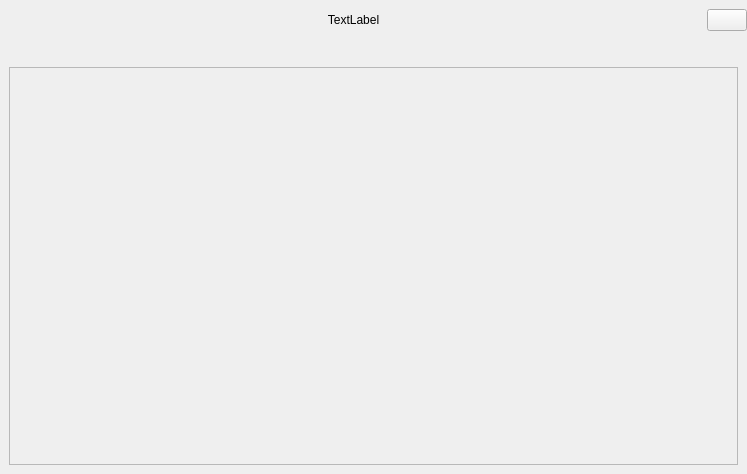
Above: src/gui/NinjamRoomWindow.ui from elieserdejesus/JamTaba before the change. Below: the same form after it.
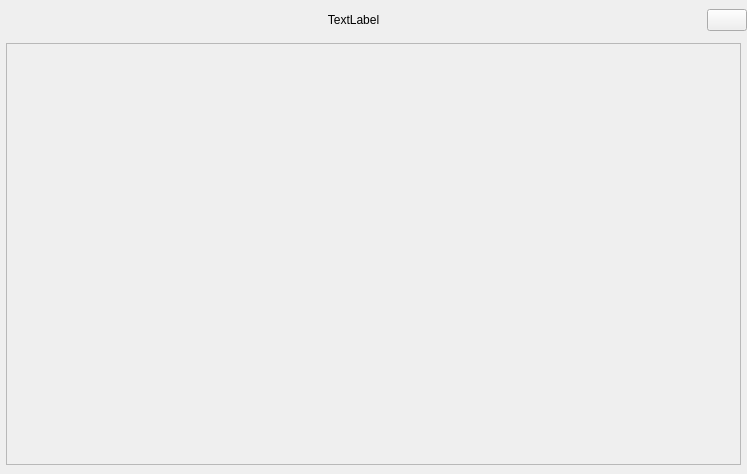
That is the form after the change. Custom widgets are drawn as their Qt base class.

Commit message: showing ninjam controls in bottom of main window

```diff
--- a/src/gui/NinjamRoomWindow.ui
+++ b/src/gui/NinjamRoomWindow.ui
@@ -107,17 +107,17 @@
        <number>24</number>
       </property>
       <property name="leftMargin">
-       <number>9</number>
+       <number>6</number>
       </property>
       <property name="topMargin">
        <number>6</number>
       </property>
+      <property name="rightMargin">
+       <number>6</number>
+      </property>
       <property name="bottomMargin">
        <number>0</number>
       </property>
-      <item>
-       <widget class="NinjamPanel" name="topPanel" native="true"/>
-      </item>
       <item>
        <widget class="QScrollArea" name="scrollArea">
         <property name="sizePolicy">
@@ -140,8 +140,8 @@
           <rect>
            <x>0</x>
            <y>0</y>
-           <width>727</width>
-           <height>385</height>
+           <width>733</width>
+           <height>419</height>
           </rect>
          </property>
          <layout class="QHBoxLayout" name="horizontalLayout">
@@ -166,14 +166,6 @@
    </item>
   </layout>
  </widget>
- <customwidgets>
-  <customwidget>
-   <class>NinjamPanel</class>
-   <extends>QWidget</extends>
-   <header>NinjamPanel.h</header>
-   <container>1</container>
-  </customwidget>
- </customwidgets>
  <resources/>
  <connections/>
 </ui>
```
The commit also changes 18 other files.
